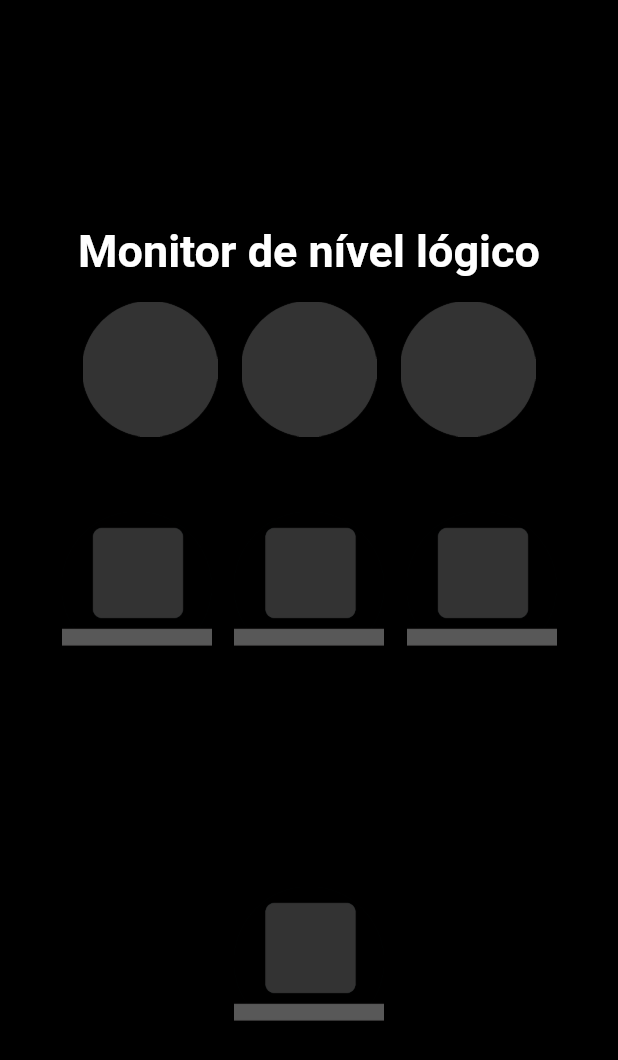
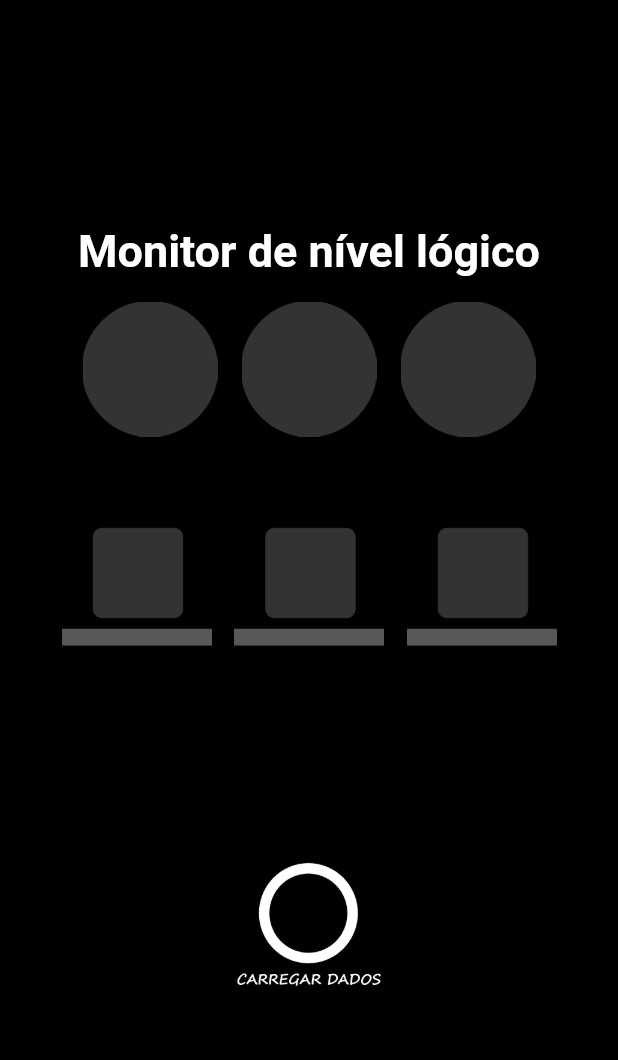
Before and after one commit to yperdoom/flutterProjectHardSoft, a Flutter app: the screen it shows after launch, on a phone screen of 412 x 824 dp. Shown: the top 1060 px of the screen. Run offline on Flutter 3.47's test engine with Material 2 defaults, Android fonts, the phone set to English and light mode, and no system bars.

Commit message:
finalizacao do projeto 100%

```diff
--- a/lib/main.dart
+++ b/lib/main.dart
@@ -8,9 +8,10 @@ import 'dart:convert';
 import 'package:flutter/material.dart';
 import 'package:http/http.dart' as http;
 
-var end = '192.168.0.147'; // amo
+// var end = '192.168.0.147'; // amo
 // var end = '192.168.100.150'; // casa
-// var end = '192.168.100.150'; // unoesc
+var end = '192.168.196.63'; // casa
+// var end = '191.52.128.18'; // unoesc
 // var url = Uri.parse('http://192.168.100.150:3000/');
 var url = Uri.parse('http://' + end + ':3000/');
 
@@ -221,10 +222,10 @@ class _HomePageState extends State<HomePage> {
                   ),
                 ],
               ),
-              const SizedBox(height: 150),
+              const SizedBox(height: 130),
               GestureDetector(
                 onTap: () => {contador()},
-                child: Image.asset('assets/images/buttonOff.png', scale: 5),
+                child: Image.asset('assets/images/loading.png', scale: 5),
               ),
             ],
           ),
```
Also changed, not shown: assets/images/loading.jpg (added), assets/images/loading.png (added), 10 other files.
